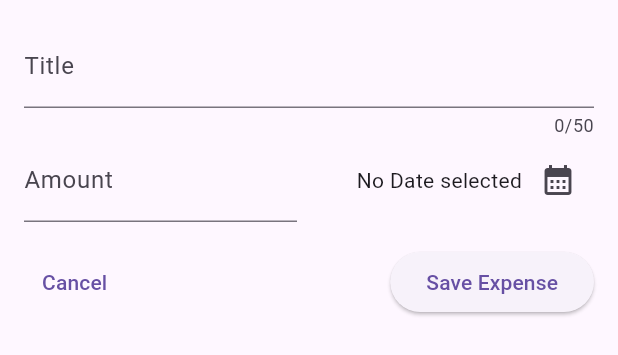
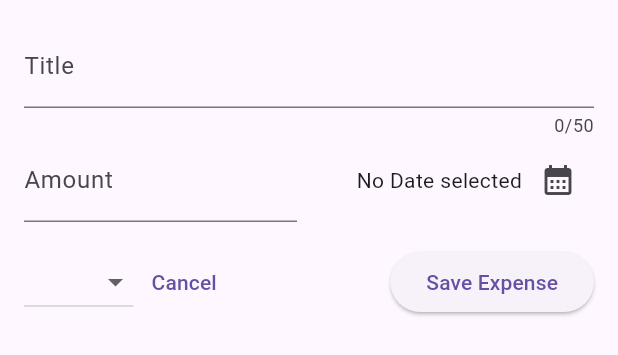
Before and after one commit to Faisul0404/Expense_Tracker, a Flutter app: the NewExpense widget shown alone on an empty page, opened directly, on a phone screen of 412 x 824 dp. Shown: the top 355 px of the screen. Run offline on Flutter 3.47's test engine with Material 3 defaults, Android fonts, the phone set to English and light mode, and no system bars.

Commit message:
Add category selection dropdown to NewExpense widget

```diff
--- a/lib/widgets/new_expense.dart
+++ b/lib/widgets/new_expense.dart
@@ -89,6 +89,19 @@ class _NewExpenseState extends State<NewExpense> {
           // Save Button
           Row(
             children: [
+              DropdownButton(
+                items: Category.values
+                    .map(
+                      (category) => DropdownMenuItem(
+                        value: category,
+                        child: Text(category.name),
+                      ),
+                    )
+                    .toList(),
+                onChanged: (value) {
+                  print(value);
+                },
+              ),
               TextButton(
                 onPressed: () {
                   Navigator.pop(context);
```
